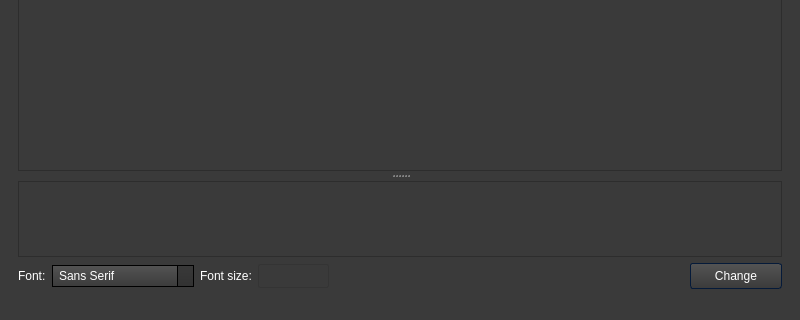
The window that forms/mainwindow.ui (WTS012201/Text-Extraction-Tool) describes before a commit, drawn with Qt 5; both pictures show x 0 to 800 and y 280 to 600 of the 800 by 600 pixel window.
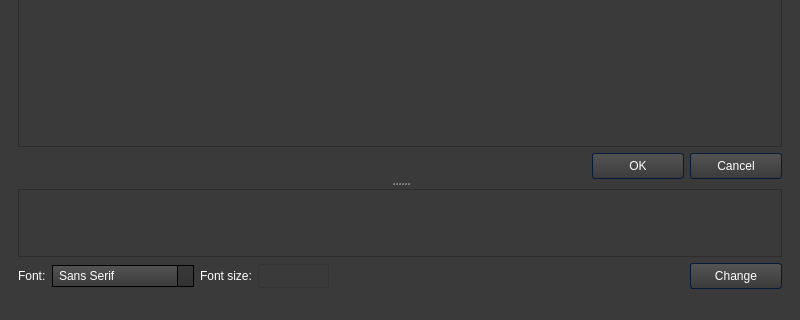
The same window after the commit. Icons and pictures are not drawn.

The edit to the form file:
```diff
--- a/forms/mainwindow.ui
+++ b/forms/mainwindow.ui
@@ -1089,7 +1089,7 @@
                     <x>0</x>
                     <y>0</y>
                     <width>740</width>
-                    <height>356</height>
+                    <height>321</height>
                    </rect>
                   </property>
                   <layout class="QVBoxLayout" name="verticalLayout_5">
@@ -1112,6 +1112,13 @@
                  </widget>
                 </widget>
                </item>
+               <item>
+                <widget class="QDialogButtonBox" name="buttonBox">
+                 <property name="standardButtons">
+                  <set>QDialogButtonBox::Cancel|QDialogButtonBox::Ok</set>
+                 </property>
+                </widget>
+               </item>
               </layout>
              </widget>
              <widget class="QWidget" name="TextEditContainer" native="true">
```
